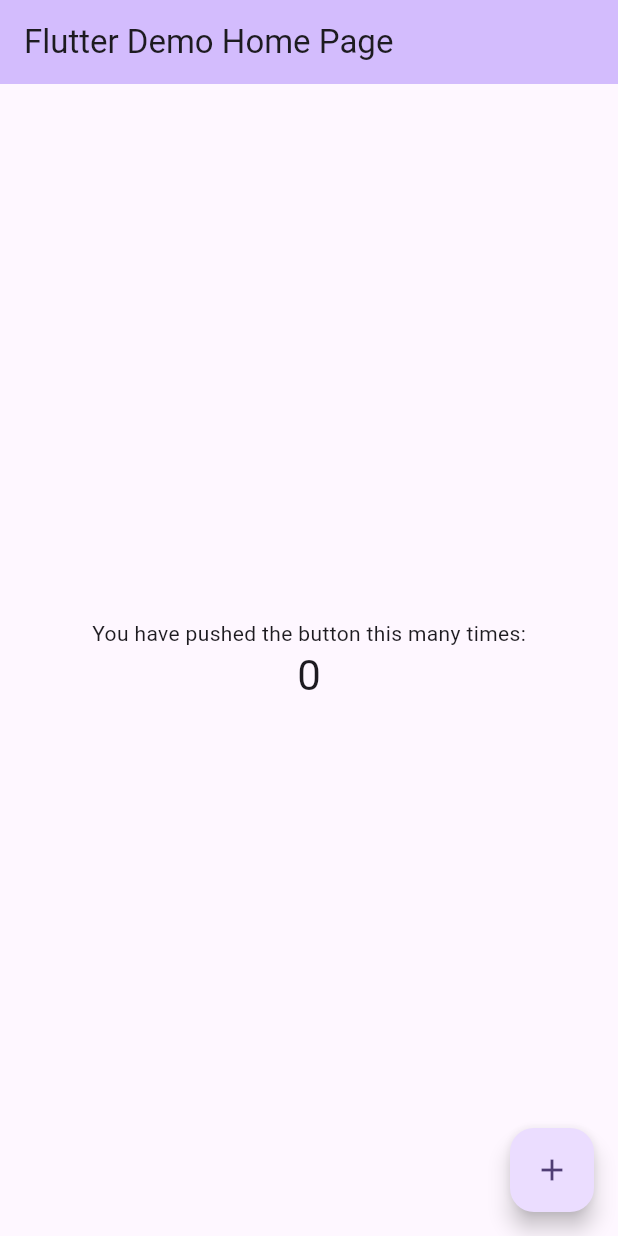
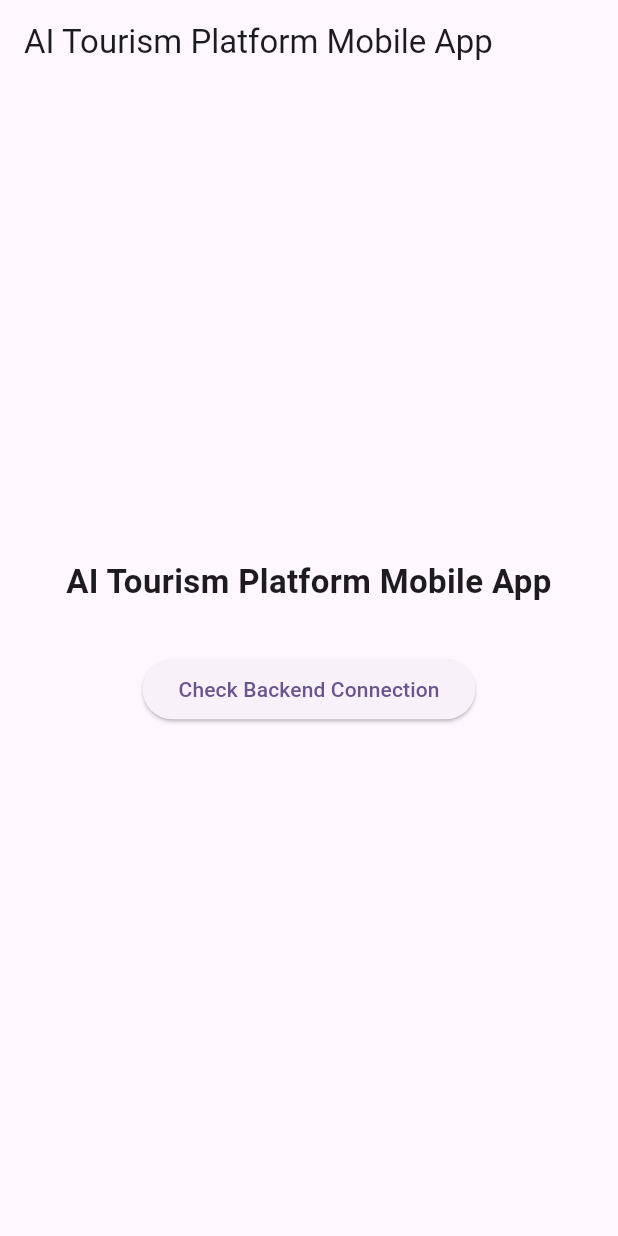
Before and after one commit to sep-group-10/tripmate, a Flutter app: the screen it shows after launch, on a phone screen of 412 x 824 dp. Run offline on Flutter 3.47's test engine with Material 3 defaults, Android fonts, the light colour scheme and no system bars; our stand-ins replace flutter_secure_storage.

Commit message:
feat(mobile): add home screen with backend health check and api client

```diff
--- a/mobile/lib/main.dart
+++ b/mobile/lib/main.dart
@@ -1,4 +1,6 @@
 import 'package:flutter/material.dart';
+
+import 'screens/home_screen.dart';
 
 void main() {
   runApp(const MyApp());
@@ -7,116 +9,12 @@ void main() {
 class MyApp extends StatelessWidget {
   const MyApp({super.key});
 
-  // This widget is the root of your application.
   @override
   Widget build(BuildContext context) {
     return MaterialApp(
-      title: 'Flutter Demo',
-      theme: ThemeData(
-        // This is the theme of your application.
-        //
-        // TRY THIS: Try running your application with "flutter run". You'll see
-        // the application has a purple toolbar. Then, without quitting the app,
-        // try changing the seedColor in the colorScheme below to Colors.green
-        // and then invoke "hot reload" (save your changes or press the "hot
-        // reload" button in a Flutter-supported IDE, or press "r" if you used
-        // the command line to start the app).
-        //
-        // Notice that the counter didn't reset back to zero; the application
-        // state is not lost during the reload. To reset the state, use hot
-        // restart instead.
-        //
-        // This works for code too, not just values: Most code changes can be
-        // tested with just a hot reload.
-        colorScheme: .fromSeed(seedColor: Colors.deepPurple),
-      ),
-      home: const MyHomePage(title: 'Flutter Demo Home Page'),
+      title: 'AI Tourism Platform',
+      theme: ThemeData(colorScheme: ColorScheme.fromSeed(seedColor: Colors.deepPurple)),
+      home: const HomeScreen(),
     );
   }
 }
-
-class MyHomePage extends StatefulWidget {
-  const MyHomePage({super.key, required this.title});
-
-  // This widget is the home page of your application. It is stateful, meaning
-  // that it has a State object (defined below) that contains fields that affect
-  // how it looks.
-
-  // This class is the configuration for the state. It holds the values (in this
-  // case the title) provided by the parent (in this case the App widget) and
-  // used by the build method of the State. Fields in a Widget subclass are
-  // always marked "final".
-
-  final String title;
-
-  @override
-  State<MyHomePage> createState() => _MyHomePageState();
-}
-
-class _MyHomePageState extends State<MyHomePage> {
-  int _counter = 0;
-
-  void _incrementCounter() {
-    setState(() {
-      // This call to setState tells the Flutter framework that something has
-      // changed in this State, which causes it to rerun the build method below
-      // so that the display can reflect the updated values. If we changed
-      // _counter without calling setState(), then the build method would not be
-      // called again, and so nothing would appear to happen.
-      _counter++;
-    });
-  }
-
-  @override
-  Widget build(BuildContext context) {
-    // This method is rerun every time setState is called, for instance as done
-    // by the _incrementCounter method above.
-    //
-    // The Flutter framework has been optimized to make rerunning build methods
-    // fast, so that you can just rebuild anything that needs updating rather
-    // than having to individually change instances of widgets.
-    return Scaffold(
-      appBar: AppBar(
-        // TRY THIS: Try changing the color here to a specific color (to
-        // Colors.amber, perhaps?) and trigger a hot reload to see the AppBar
-        // change color while the other colors stay the same.
-        backgroundColor: Theme.of(context).colorScheme.inversePrimary,
-        // Here we take the value from the MyHomePage object that was created by
-        // the App.build method, and use it to set our appbar title.
-        title: Text(widget.title),
-      ),
-      body: Center(
-        // Center is a layout widget. It takes a single child and positions it
-        // in the middle of the parent.
-        child: Column(
-          // Column is also a layout widget. It takes a list of children and
-          // arranges them vertically. By default, it sizes itself to fit its
-          // children horizontally, and tries to be as tall as its parent.
-          //
-          // Column has various properties to control how it sizes itself and
-          // how it positions its children. Here we use mainAxisAlignment to
-          // center the children vertically; the main axis here is the vertical
-          // axis because Columns are vertical (the cross axis would be
-          // horizontal).
-          //
-          // TRY THIS: Invoke "debug painting" (choose the "Toggle Debug Paint"
-          // action in the IDE, or press "p" in the console), to see the
-          // wireframe for each widget.
-          mainAxisAlignment: .center,
-          children: [
-            const Text('You have pushed the button this many times:'),
-            Text(
-              '$_counter',
-              style: Theme.of(context).textTheme.headlineMedium,
-            ),
-          ],
-        ),
-      ),
-      floatingActionButton: FloatingActionButton(
-        onPressed: _incrementCounter,
-        tooltip: 'Increment',
-        child: const Icon(Icons.add),
-      ),
-    );
-  }
-}
--- /dev/null
+++ b/mobile/lib/screens/home_screen.dart
@@ -0,0 +1,103 @@
+import 'package:flutter/material.dart';
+
+import '../services/api_client.dart';
+
+class HomeScreen extends StatefulWidget {
+  const HomeScreen({super.key});
+
+  @override
+  State<HomeScreen> createState() => _HomeScreenState();
+}
+
+class _HomeScreenState extends State<HomeScreen> {
+  final ApiClient _apiClient = ApiClient();
+
+  bool _isLoading = false;
+  String? _statusResult;
+  String? _errorMessage;
+
+  Future<void> _checkBackendConnection() async {
+    setState(() {
+      _isLoading = true;
+      _statusResult = null;
+      _errorMessage = null;
+    });
+
+    try {
+      final result = await _apiClient.get('/health');
+      setState(() {
+        _statusResult = result is Map ? '${result['status']}' : '$result';
+      });
+    } on ApiException catch (e) {
+      setState(() {
+        _errorMessage = e.message;
+      });
+    } finally {
+      setState(() {
+        _isLoading = false;
+      });
+    }
+  }
+
+  @override
+  Widget build(BuildContext context) {
+    return Scaffold(
+      appBar: AppBar(title: const Text('AI Tourism Platform Mobile App')),
+      body: Center(
+        child: Padding(
+          padding: const EdgeInsets.all(24.0),
+          child: Column(
+            mainAxisAlignment: MainAxisAlignment.center,
+            children: [
+              const Text(
+                'AI Tourism Platform Mobile App',
+                textAlign: TextAlign.center,
+                style: TextStyle(fontSize: 22, fontWeight: FontWeight.bold),
+              ),
+              const SizedBox(height: 32),
+              ElevatedButton(
+                onPressed: _isLoading ? null : _checkBackendConnection,
+                child: _isLoading
+                    ? const SizedBox(
+                        height: 20,
+                        width: 20,
+                        child: CircularProgressIndicator(strokeWidth: 2),
+                      )
+                    : const Text('Check Backend Connection'),
+              ),
+              const SizedBox(height: 24),
+              if (_statusResult != null)
+                Container(
+                  padding: const EdgeInsets.all(16),
+                  decoration: BoxDecoration(
+                    color: Colors.green.shade50,
+                    border: Border.all(color: Colors.green.shade300),
+                    borderRadius: BorderRadius.circular(8),
+                  ),
+                  child: Text(
+                    'Backend is connected. Status: $_statusResult',
+                    style: TextStyle(color: Colors.green.shade800),
+                    textAlign: TextAlign.center,
+                  ),
+                ),
+              if (_errorMessage != null)
+                Container(
+                  padding: const EdgeInsets.all(16),
+                  decoration: BoxDecoration(
+                    color: Colors.red.shade50,
+                    border: Border.all(color: Colors.red.shade300),
+                    borderRadius: BorderRadius.circular(8),
+                  ),
+                  child: Text(
+                    _errorMessage!,
+                    style: TextStyle(color: Colors.red.shade800),
+                    textAlign: TextAlign.center,
+                  ),
+                ),
+            ],
+          ),
+        ),
+      ),
+    );
+  }
+}
--- /dev/null
+++ b/mobile/lib/services/api_client.dart
@@ -0,0 +1,66 @@
+import 'dart:async';
+import 'dart:convert';
+import 'dart:io';
+
+import 'package:flutter_secure_storage/flutter_secure_storage.dart';
+import 'package:http/http.dart' as http;
+
+import '../utils/constants.dart';
+
+class ApiException implements Exception {
+  final String message;
+
+  ApiException(this.message);
+
+  @override
+  String toString() => message;
+}
+
+class ApiClient {
+  final http.Client _client;
+  final FlutterSecureStorage _secureStorage;
+
+  ApiClient({http.Client? client, FlutterSecureStorage? secureStorage})
+    : _client = client ?? http.Client(),
+      _secureStorage = secureStorage ?? const FlutterSecureStorage();
+
+  Future<Map<String, String>> _buildHeaders() async {
+    final headers = <String, String>{'Accept': 'application/json'};
+    final token = await _secureStorage.read(key: 'authToken');
+    if (token != null && token.isNotEmpty) {
+      headers['Authorization'] = 'Bearer $token';
+    }
+    return headers;
+  }
+
+  Future<dynamic> get(String path) async {
+    final uri = Uri.parse('$baseUrl$path');
+    final headers = await _buildHeaders();
+
+    http.Response response;
+    try {
+      response = await _client
+          .get(uri, headers: headers)
+          .timeout(Duration(seconds: requestTimeoutSeconds));
+    } on SocketException {
+      throw ApiException(
+        'Could not reach the backend. Please make sure the server is running.',
+      );
+    } on TimeoutException {
+      throw ApiException('The request timed out. Please try again.');
+    } catch (e) {
+      throw ApiException('Something went wrong while contacting the server.');
+    }
+
+    if (response.statusCode < 200 || response.statusCode >= 300) {
+      throw ApiException(
+        'Request failed with status ${response.statusCode}.',
+      );
+    }
+
+    if (response.body.isEmpty) {
+      return null;
+    }
+    return jsonDecode(response.body);
+  }
+}
--- /dev/null
+++ b/mobile/lib/utils/constants.dart
@@ -0,0 +1,2 @@
+const String baseUrl = 'http://10.0.2.2:8000';
+const int requestTimeoutSeconds = 30;
```
Also changed, not shown: 4 other files.
